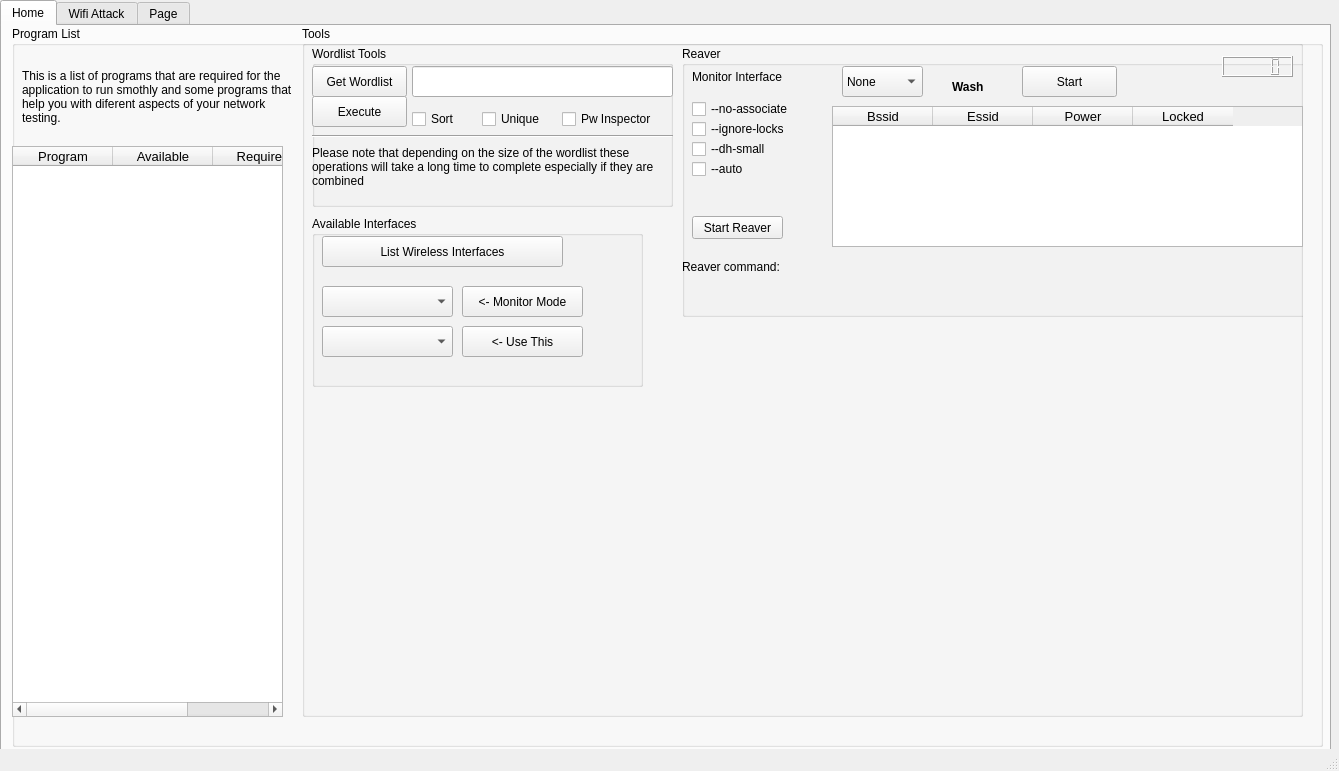
Above: wifern.ui from houcy/wifern before the change. Below: the same form after it.
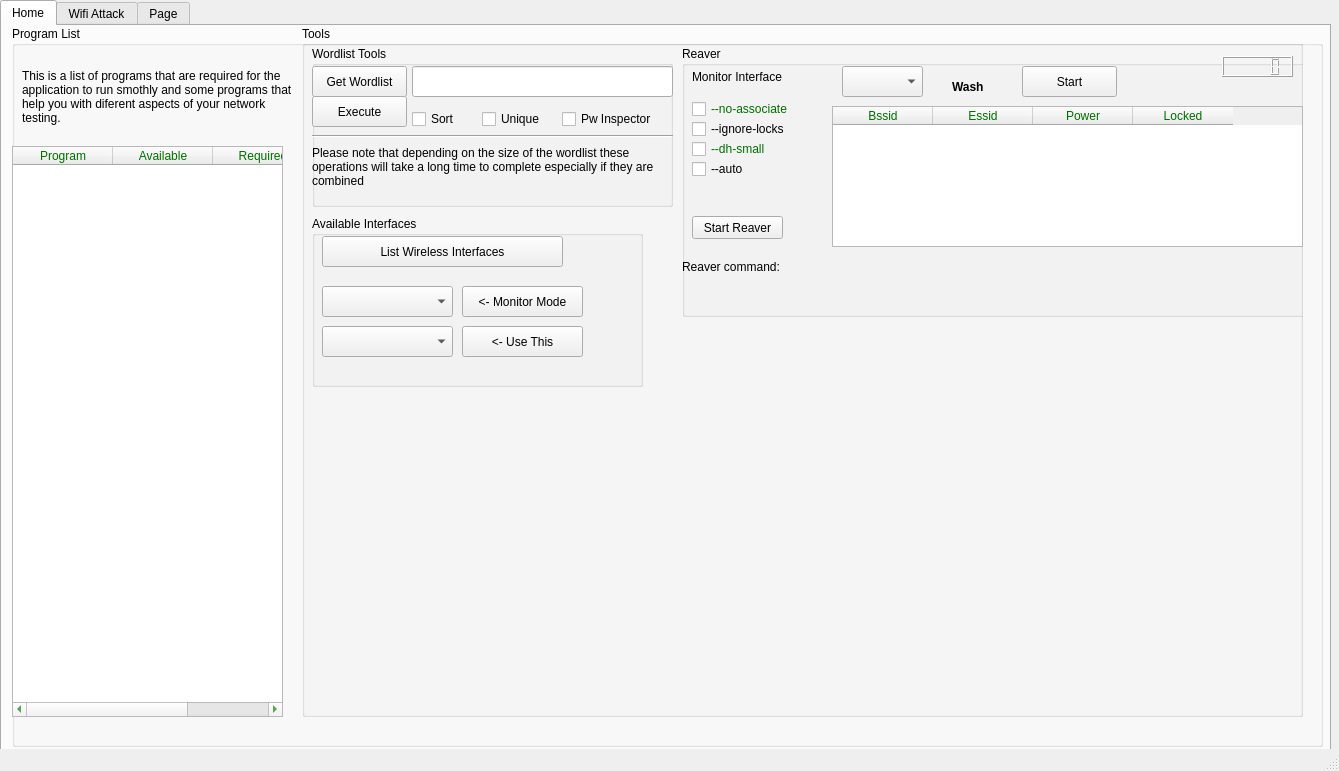
That is the form after the change. The open tabs and pages were chosen to show the change. Icons and pictures are not drawn.

```diff
--- a/wifern.ui
+++ b/wifern.ui
@@ -79,6 +79,9 @@
            <verstretch>0</verstretch>
           </sizepolicy>
          </property>
+         <property name="styleSheet">
+          <string notr="true"/>
+         </property>
          <property name="title">
           <string>Program List</string>
          </property>
@@ -99,6 +102,9 @@
             <pointsize>10</pointsize>
            </font>
           </property>
+          <property name="styleSheet">
+           <string notr="true">color:rgb(0, 109, 0)</string>
+          </property>
           <property name="frameShape">
            <enum>QFrame::StyledPanel</enum>
           </property>
@@ -291,11 +297,6 @@
               <height>31</height>
              </rect>
             </property>
-            <item>
-             <property name="text">
-              <string>None</string>
-             </property>
-            </item>
            </widget>
            <widget class="QLabel" name="label_3">
             <property name="geometry">
@@ -343,6 +344,9 @@
               <pointsize>10</pointsize>
              </font>
             </property>
+            <property name="styleSheet">
+             <string notr="true">color:rgb(0, 109, 0)</string>
+            </property>
             <property name="editTriggers">
              <set>QAbstractItemView::AnyKeyPressed|QAbstractItemView::SelectedClicked</set>
             </property>
@@ -414,6 +418,9 @@
               <height>26</height>
              </rect>
             </property>
+            <property name="styleSheet">
+             <string notr="true">color:rgb(0, 109, 0)</string>
+            </property>
             <property name="text">
              <string>--no-associate</string>
             </property>
@@ -440,6 +447,9 @@
               <height>26</height>
              </rect>
             </property>
+            <property name="styleSheet">
+             <string notr="true">color:rgb(0, 109, 0)</string>
+            </property>
             <property name="text">
              <string>--dh-small</string>
             </property>
```
Left out of the diff: 11 changed lines with no effect on the pictures.
